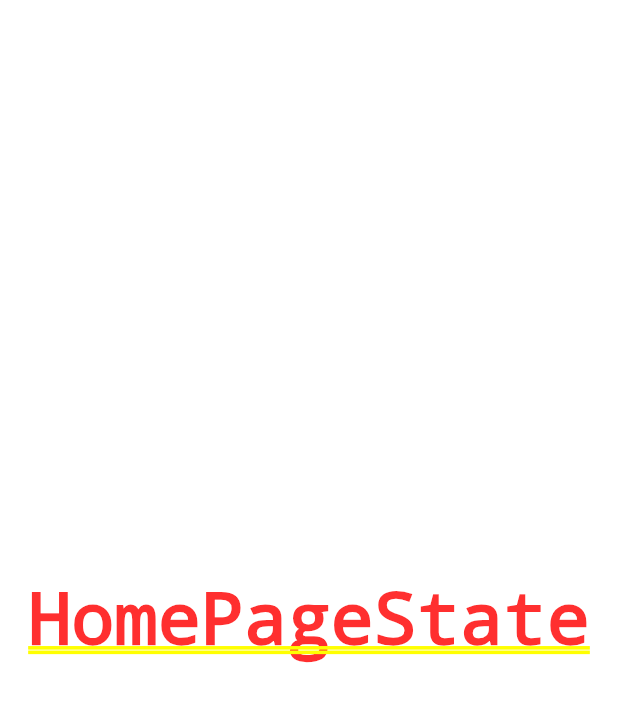
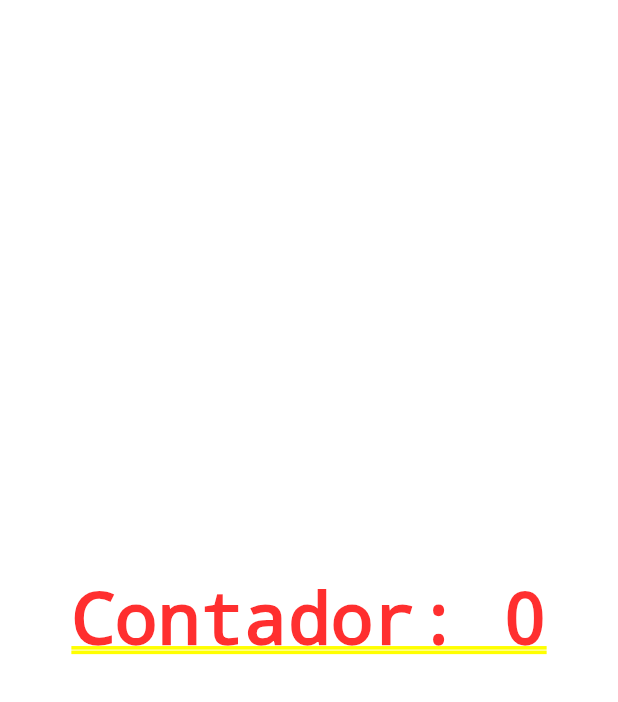
Before and after one commit to kamillasthefany/ola_mundo, a Flutter app: the screen it shows after launch, on a phone screen of 412 x 824 dp. Shown: the top 702 px of the screen. Run offline on Flutter 3.47's test engine with Material 2 defaults, Android fonts, the phone set to English and light mode, and no system bars.

Commit message:
Exemplo de estado

```diff
--- a/lib/main.dart
+++ b/lib/main.dart
@@ -15,7 +15,7 @@ class MyAppMaterial extends StatelessWidget {
   @override
   Widget build(BuildContext context){
     return MaterialApp(
-      theme: ThemeData(primarySwatch: Colors.pink),
+     // theme: ThemeData(primarySwatch: Colors.pink),
       home: HomePage(),
     );
   }
@@ -29,8 +29,18 @@ class HomePage extends StatefulWidget{
 }
 
 class HomePageState extends State<HomePage>{
+
+  int counter = 0;
+
+
   @override
   Widget build(BuildContext context){
-    return Center(child: Text('HomePageState'));
+    return Center(child: GestureDetector(child: Text('Contador: $counter'), onTap: (){
+      setState(() {
+        counter++;
+      print('clicado');
+      });
+
+    },));
   }
 }
```
